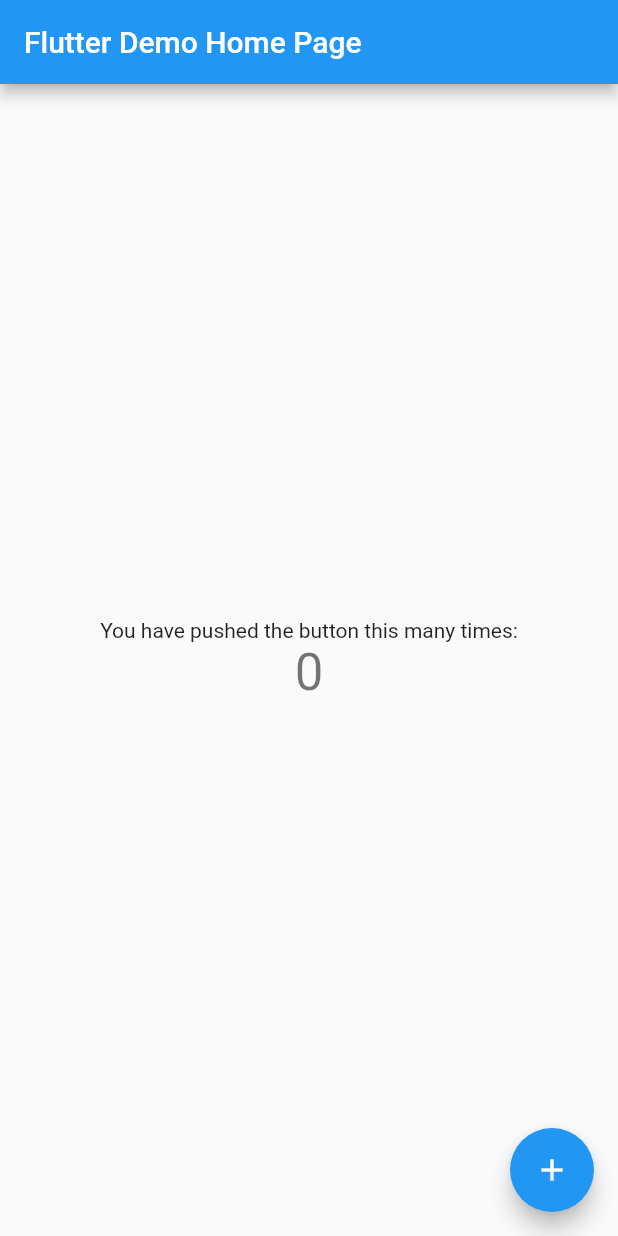
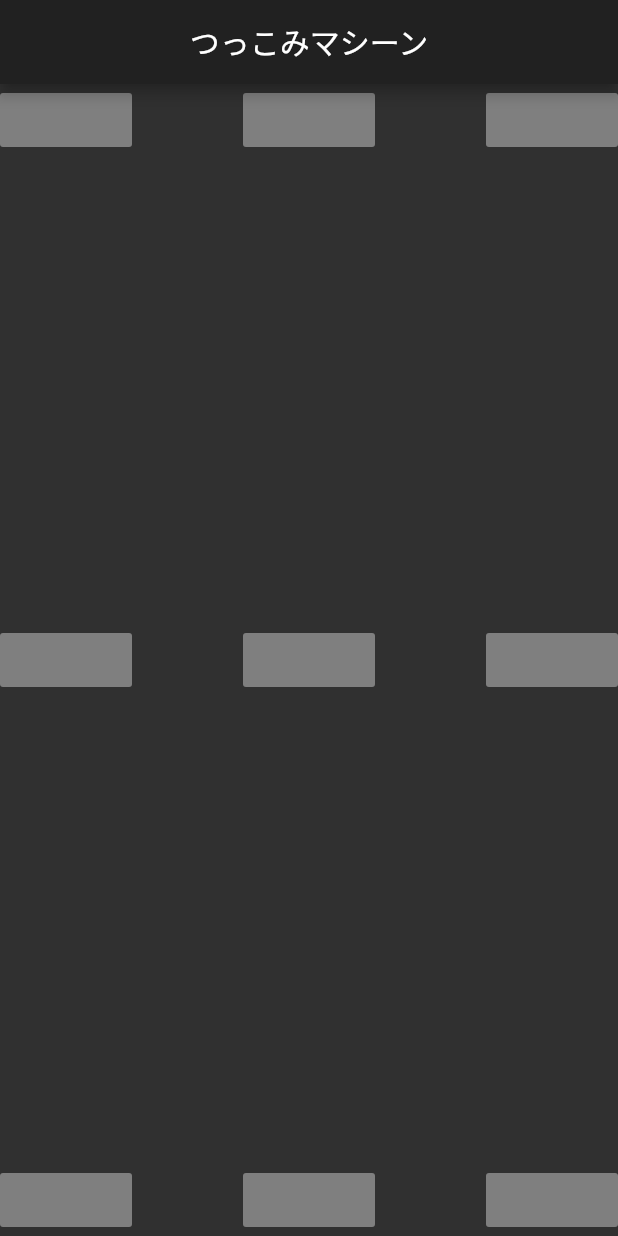
Before and after one commit to masa-321/straight_app, a Flutter app: the screen it shows after launch, on a phone screen of 412 x 824 dp. Run offline on Flutter 3.47's test engine with Material 2 defaults, Android fonts, the phone set to English and light mode, and no system bars.

Commit message:
[add]sound_button.dartファイルを作成し、SoundButtonクラスを作成した。

```diff
--- /dev/null
+++ b/lib/home_screen.dart
@@ -0,0 +1,43 @@
+import 'package:flutter/material.dart';
+import 'sound_button.dart';
+
+class HomeScreen extends StatelessWidget {
+  @override
+  Widget build(BuildContext context) {
+    return Scaffold(
+      appBar: AppBar(
+        title: Text("つっこみマシーン"),
+        centerTitle: true,
+      ),
+      body: Column(
+        mainAxisAlignment: MainAxisAlignment.spaceBetween,
+        children: [
+          Row(
+            mainAxisAlignment: MainAxisAlignment.spaceBetween,
+            children: [
+              SoundButton(),
+              SoundButton(),
+              SoundButton(),
+            ],
+          ),
+          Row(
+            mainAxisAlignment: MainAxisAlignment.spaceBetween,
+            children: [
+              SoundButton(),
+              SoundButton(),
+              SoundButton(),
+            ],
+          ),
+          Row(
+            mainAxisAlignment: MainAxisAlignment.spaceBetween,
+            children: [
+              SoundButton(),
+              SoundButton(),
+              SoundButton(),
+            ],
+          ),
+        ],
+      ),
+    );
+  }
+}
--- a/lib/main.dart
+++ b/lib/main.dart
@@ -1,113 +1,15 @@
 import 'package:flutter/material.dart';
+import 'home_screen.dart';
 
-void main() {
-  runApp(MyApp());
-}
+void main() => runApp(MyApp());
 
 class MyApp extends StatelessWidget {
-  // This widget is the root of your application.
   @override
   Widget build(BuildContext context) {
     return MaterialApp(
-      title: 'Flutter Demo',
-      theme: ThemeData(
-        // This is the theme of your application.
-        //
-        // Try running your application with "flutter run". You'll see the
-        // application has a blue toolbar. Then, without quitting the app, try
-        // changing the primarySwatch below to Colors.green and then invoke
-        // "hot reload" (press "r" in the console where you ran "flutter run",
-        // or simply save your changes to "hot reload" in a Flutter IDE).
-        // Notice that the counter didn't reset back to zero; the application
-        // is not restarted.
-        primarySwatch: Colors.blue,
-      ),
-      home: MyHomePage(title: 'Flutter Demo Home Page'),
+      title: "ツッコミマシーン",
+      theme: ThemeData.dark(),
+      home: HomeScreen(),
     );
   }
 }
-
-class MyHomePage extends StatefulWidget {
-  MyHomePage({Key key, this.title}) : super(key: key);
-
-  // This widget is the home page of your application. It is stateful, meaning
-  // that it has a State object (defined below) that contains fields that affect
-  // how it looks.
-
-  // This class is the configuration for the state. It holds the values (in this
-  // case the title) provided by the parent (in this case the App widget) and
-  // used by the build method of the State. Fields in a Widget subclass are
-  // always marked "final".
-
-  final String title;
-
-  @override
-  _MyHomePageState createState() => _MyHomePageState();
-}
-
-class _MyHomePageState extends State<MyHomePage> {
-  int _counter = 0;
-
-  void _incrementCounter() {
-    setState(() {
-      // This call to setState tells the Flutter framework that something has
-      // changed in this State, which causes it to rerun the build method below
-      // so that the display can reflect the updated values. If we changed
-      // _counter without calling setState(), then the build method would not be
-      // called again, and so nothing would appear to happen.
-      _counter++;
-    });
-  }
-
-  @override
-  Widget build(BuildContext context) {
-    // This method is rerun every time setState is called, for instance as done
-    // by the _incrementCounter method above.
-    //
-    // The Flutter framework has been optimized to make rerunning build methods
-    // fast, so that you can just rebuild anything that needs updating rather
-    // than having to individually change instances of widgets.
-    return Scaffold(
-      appBar: AppBar(
-        // Here we take the value from the MyHomePage object that was created by
-        // the App.build method, and use it to set our appbar title.
-        title: Text(widget.title),
-      ),
-      body: Center(
-        // Center is a layout widget. It takes a single child and positions it
-        // in the middle of the parent.
-        child: Column(
-          // Column is also a layout widget. It takes a list of children and
-          // arranges them vertically. By default, it sizes itself to fit its
-          // children horizontally, and tries to be as tall as its parent.
-          //
-          // Invoke "debug painting" (press "p" in the console, choose the
-          // "Toggle Debug Paint" action from the Flutter Inspector in Android
-          // Studio, or the "Toggle Debug Paint" command in Visual Studio Code)
-          // to see the wireframe for each widget.
-          //
-          // Column has various properties to control how it sizes itself and
-          // how it positions its children. Here we use mainAxisAlignment to
-          // center the children vertically; the main axis here is the vertical
-          // axis because Columns are vertical (the cross axis would be
-          // horizontal).
-          mainAxisAlignment: MainAxisAlignment.center,
-          children: <Widget>[
-            Text(
-              'You have pushed the button this many times:',
-            ),
-            Text(
-              '$_counter',
-              style: Theme.of(context).textTheme.headline4,
-            ),
-          ],
-        ),
-      ),
-      floatingActionButton: FloatingActionButton(
-        onPressed: _incrementCounter,
-        tooltip: 'Increment',
-        child: Icon(Icons.add),
-      ), // This trailing comma makes auto-formatting nicer for build methods.
-    );
-  }
-}
--- /dev/null
+++ b/lib/sound_button.dart
@@ -0,0 +1,5 @@
+import 'package:flutter/material.dart';
+
+class SoundButton extends RaisedButton {
+
+}
```
Also changed, not shown: 1 other file.
